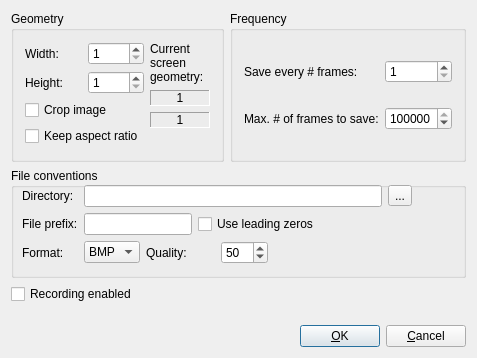
This is sigel/ui/SIGEL_SlaveUI/SIG_MovieSettingsDialogBase.ui in jayMcBee/sigel-evolutionary-walking-robots as Qt 5 draws it before an edit. The edited form follows.
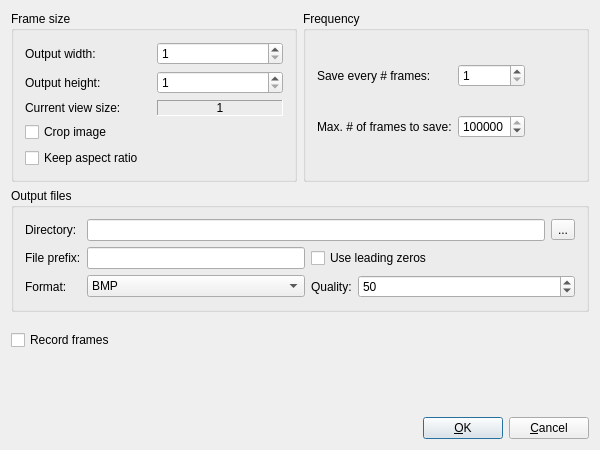
This is the edited form.

Commit message: Item 100a: default movie size 1280 x 720; the movie settings dialog laid out again

Patch:
```diff
--- a/sigel/ui/SIGEL_SlaveUI/SIG_MovieSettingsDialogBase.ui
+++ b/sigel/ui/SIGEL_SlaveUI/SIG_MovieSettingsDialogBase.ui
@@ -9,14 +9,14 @@
       <rect>
         <x>0</x>
         <y>0</y>
-        <width>477</width>
-        <height>358</height>
+        <width>600</width>
+        <height>450</height>
       </rect>
     </property>
     <property name="windowTitle">
       <string>Movie Settings</string>
     </property>
-    <layout class="QGridLayout">
+    <layout class="QGridLayout" columnstretch="1,1">
       <property name="margin">
         <number>11</number>
       </property>
@@ -33,32 +33,17 @@
           </property>
           <item>
             <widget class="QGroupBox" name="groupboxDirectory">
-              <property name="minimumSize">
-     <size>
-      <width>411</width>
-      <height>110</height>
-     </size>
-    </property>
     <property name="title">
-                <string>File conventions</string>
+                <string>Output files</string>
               </property>
-              <widget class="QWidget" name="Layout15">
-                <property name="geometry">
-                  <rect>
-                    <x>11</x>
-                    <y>17</y>
-                    <width>390</width>
-                    <height>82</height>
-                  </rect>
-                </property>
-                <layout class="QGridLayout">
+                <layout class="QGridLayout" columnstretch="0,1,0,1">
                   <property name="margin">
-                    <number>0</number>
+                    <number>11</number>
                   </property>
                   <property name="spacing">
                     <number>6</number>
                   </property>
-                  <item row="2" column="2" rowspan="1" colspan="2">
+                  <item row="2" column="2">
                     <widget class="QLabel" name="textlabelQuality">
                       <property name="text">
                         <string>Quality:</string>
@@ -68,7 +53,7 @@
                       </property>
                     </widget>
                   </item>
-                  <item row="2" column="4">
+                  <item row="2" column="3">
                     <widget class="QSpinBox" name="spinboxQuality">
                       <property name="maximum">
                         <number>100</number>
@@ -84,23 +69,7 @@
                       </property>
                     </widget>
                   </item>
-                  <item row="2" column="5">
-                    <spacer name="Spacer1_2">
-                      <property name="sizeHint">
-                        <size>
-                          <width>20</width>
-                          <height>20</height>
-                        </size>
-                      </property>
-                      <property name="sizeType">
-                        <enum>QSizePolicy::Expanding</enum>
-                      </property>
-                      <property name="orientation">
-                        <enum>Qt::Horizontal</enum>
-                      </property>
-                    </spacer>
-                  </item>
-                  <item row="1" column="1" rowspan="1" colspan="2">
+                  <item row="1" column="1">
                     <widget class="QLineEdit" name="lineeditFilePrefix"/>
                   </item>
                   <item row="1" column="0">
@@ -113,7 +82,7 @@
                       </property>
                     </widget>
                   </item>
-                  <item row="0" column="1" rowspan="1" colspan="5">
+                  <item row="0" column="1" rowspan="1" colspan="3">
                     <layout class="QHBoxLayout">
                       <property name="margin">
                         <number>0</number>
@@ -133,7 +102,7 @@
                       </item>
                     </layout>
                   </item>
-                  <item row="1" column="3" rowspan="1" colspan="3">
+                  <item row="1" column="2" rowspan="1" colspan="2">
                     <widget class="QCheckBox" name="checkboxUseLeadingZeros">
                       <property name="text">
                         <string>Use leading zeros</string>
@@ -201,9 +170,24 @@
                     </widget>
                   </item>
                 </layout>
-              </widget>
             </widget>
           </item>
+          <item>
+            <spacer name="spacerRecordFrames">
+              <property name="orientation">
+                <enum>Qt::Vertical</enum>
+              </property>
+              <property name="sizeType">
+                <enum>QSizePolicy::Fixed</enum>
+              </property>
+              <property name="sizeHint">
+                <size>
+                  <width>20</width>
+                  <height>12</height>
+                </size>
+              </property>
+            </spacer>
+          </item>
           <item>
             <layout class="QHBoxLayout">
               <property name="margin">
@@ -215,7 +199,7 @@
               <item>
                 <widget class="QCheckBox" name="checkboxEnableMovie">
                   <property name="text">
-                    <string>Recording enabled</string>
+                    <string>Record frames</string>
                   </property>
                   <property name="toolTip">
                     <string>Enables or disables recording.</string>
@@ -385,13 +369,23 @@
                 </property>
               </widget>
             </item>
+            <item row="2" column="0" rowspan="1" colspan="3">
+              <spacer name="spacerFrequencyBottom">
+                <property name="orientation">
+                  <enum>Qt::Vertical</enum>
+                </property>
+                <property name="sizeType">
+                  <enum>QSizePolicy::Expanding</enum>
+                </property>
+              </spacer>
+            </item>
           </layout>
         </widget>
       </item>
       <item row="0" column="0">
         <widget class="QGroupBox" name="groupboxGeometry">
           <property name="title">
-            <string>Geometry</string>
+            <string>Frame size</string>
           </property>
           <layout class="QGridLayout">
             <property name="margin">
@@ -400,114 +394,71 @@
             <property name="spacing">
               <number>6</number>
             </property>
-            <item row="0" column="0" rowspan="4" colspan="1">
-              <layout class="QGridLayout">
-                <property name="margin">
-                  <number>0</number>
+            <item row="0" column="0">
+              <widget class="QLabel" name="textlabelWidth">
+                <property name="text">
+                  <string>Output width:</string>
                 </property>
-                <property name="spacing">
-                  <number>6</number>
+                <property name="wordWrap">
+                  <bool>false</bool>
                 </property>
-                <item row="2" column="0" rowspan="1" colspan="2">
-                  <widget class="QCheckBox" name="checkboxCropImage">
-                    <property name="text">
-                      <string>Crop image</string>
-                    </property>
-                  </widget>
-                </item>
-                <item row="1" column="1">
-                  <widget class="QSpinBox" name="spinboxHeight">
-                    <property name="maximum">
-                      <number>1200</number>
-                    </property>
-                    <property name="minimum">
-                      <number>1</number>
-                    </property>
-                    <property name="value">
-                      <number>1</number>
-                    </property>
-                    <property name="toolTip">
-                      <string>Sets the height of the grabbed frames.</string>
-                    </property>
-                  </widget>
-                </item>
-                <item row="0" column="1">
-                  <widget class="QSpinBox" name="spinboxWidth">
-                    <property name="maximum">
-                      <number>1600</number>
-                    </property>
-                    <property name="minimum">
-                      <number>1</number>
-                    </property>
-                    <property name="value">
-                      <number>1</number>
-                    </property>
-                    <property name="toolTip">
-                      <string>Sets the width of the grabbed frames.</string>
-                    </property>
-                  </widget>
-                </item>
-                <item row="3" column="0" rowspan="1" colspan="2">
-                  <widget class="QCheckBox" name="checkboxKeepAspectRatio">
-                    <property name="text">
-                      <string>Keep aspect ratio</string>
-                    </property>
-                    <property name="checked">
-                      <bool>false</bool>
-                    </property>
-                  </widget>
-                </item>
-                <item row="1" column="0">
-                  <widget class="QLabel" name="textlabelHeight">
-                    <property name="text">
-                      <string>Height:</string>
-                    </property>
-                    <property name="wordWrap">
-                      <bool>false</bool>
-                    </property>
-                  </widget>
-                </item>
-                <item row="0" column="0">
-                  <widget class="QLabel" name="textlabelWidth">
-                    <property name="text">
-                      <string>Width:</string>
-                    </property>
-                    <property name="wordWrap">
-                      <bool>false</bool>
-                    </property>
-                  </widget>
-                </item>
-              </layout>
+              </widget>
             </item>
             <item row="0" column="1">
+              <widget class="QSpinBox" name="spinboxWidth">
+                <property name="maximum">
+                  <number>1600</number>
+                </property>
+                <property name="minimum">
+                  <number>1</number>
+                </property>
+                <property name="value">
+                  <number>1</number>
+                </property>
+                <property name="toolTip">
+                  <string>Sets the width of the grabbed frames.</string>
+                </property>
+              </widget>
+            </item>
+            <item row="1" column="0">
+              <widget class="QLabel" name="textlabelHeight">
+                <property name="text">
+                  <string>Output height:</string>
+                </property>
+                <property name="wordWrap">
+                  <bool>false</bool>
+                </property>
+              </widget>
+            </item>
+            <item row="1" column="1">
+              <widget class="QSpinBox" name="spinboxHeight">
+                <property name="maximum">
+                  <number>1200</number>
+                </property>
+                <property name="minimum">
+                  <number>1</number>
+                </property>
+                <property name="value">
+                  <number>1</number>
+                </property>
+                <property name="toolTip">
+                  <string>Sets the height of the grabbed frames.</string>
+                </property>
+              </widget>
+            </item>
+            <item row="2" column="0">
               <widget class="QLabel" name="TextLabel1">
                 <property name="text">
-                  <string>Current screen geometry:</string>
+                  <string>Current view size:</string>
                 </property>
                 <property name="alignment">
                   <set>Qt::AlignVCenter|Qt::AlignLeft</set>
                 </property>
                 <property name="wordWrap">
-                  <bool>true</bool>
+                  <bool>false</bool>
                 </property>
               </widget>
             </item>
-            <item row="3" column="1">
-              <spacer name="Spacer31">
-                <property name="sizeHint">
-                  <size>
-                    <width>20</width>
-                    <height>20</height>
-                  </size>
-                </property>
-                <property name="sizeType">
-                  <enum>QSizePolicy::Expanding</enum>
-                </property>
-                <property name="orientation">
-                  <enum>Qt::Vertical</enum>
-                </property>
-              </spacer>
-            </item>
             <item row="2" column="1">
               <widget class="QLabel" name="textlabelCurScreenHeight">
                 <property name="frameShape">
@@ -527,21 +478,19 @@
                 </property>
               </widget>
             </item>
-            <item row="1" column="1">
-              <widget class="QLabel" name="textlabelCurScreenWidth">
-                <property name="frameShape">
-                  <enum>QFrame::Panel</enum>
+            <item row="3" column="0" rowspan="1" colspan="2">
+              <widget class="QCheckBox" name="checkboxCropImage">
+                <property name="text">
+                  <string>Crop image</string>
                 </property>
-                <property name="frameShadow">
-                  <enum>QFrame::Sunken</enum>
-                </property>
+              </widget>
+            </item>
+            <item row="4" column="0" rowspan="1" colspan="2">
+              <widget class="QCheckBox" name="checkboxKeepAspectRatio">
                 <property name="text">
-                  <string>1</string>
+                  <string>Keep aspect ratio</string>
                 </property>
-                <property name="alignment">
-                  <set>Qt::AlignCenter</set>
-                </property>
-                <property name="wordWrap">
+                <property name="checked">
                   <bool>false</bool>
                 </property>
               </widget>
```
Left out of the diff: 4 changed lines with no effect on the pictures. The commit also changes 4 other files.
